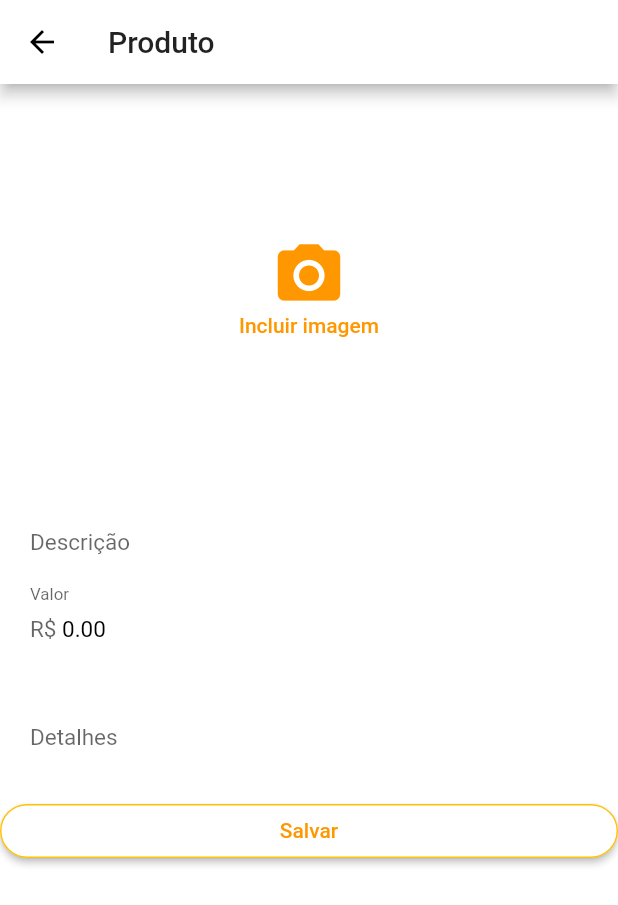
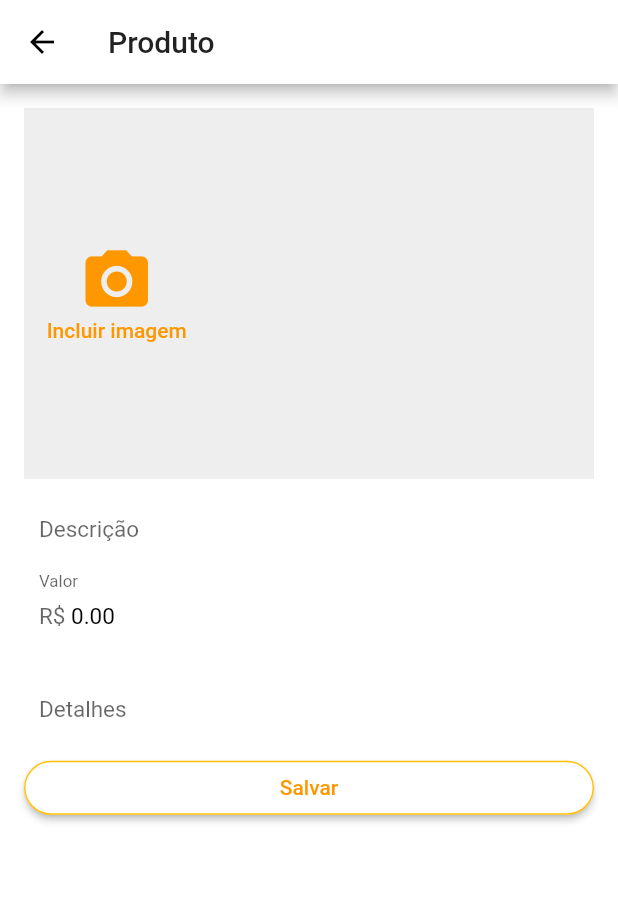
Before and after one commit to EmersonLopes/flutter-catalogo-produto, a Flutter app: the ProdutoCadastroPage screen opened directly, on a phone screen of 412 x 824 dp. Shown: the top 905 px of the screen. Run offline on Flutter 3.47's test engine with Material 2 defaults, Android fonts, the phone set to English and light mode, and no system bars; our stand-ins replace carousel_slider, easy_localization, flutter_mobx, image_picker, mobx, shared_preferences and 2 more; missing offline and left inert: flutter_skeleton; accounts and stored records are empty; generated files the repository leaves out were written again; network calls fail.

Commit message:
Implementado lista de imagens no cadastro de produtos.

```diff
--- a/lib/pages/produto_cadastro_page.dart
+++ b/lib/pages/produto_cadastro_page.dart
@@ -1,5 +1,6 @@
 import 'package:flutter/material.dart';
 import 'package:sticker_fun/models/produto.dart';
+import 'package:sticker_fun/widgets/app_images_field.dart';
 
 class ProdutoCadastroPage extends StatefulWidget {
   final Produto produto;
@@ -44,21 +45,25 @@ class _ProdutoCadastroPageState extends State<ProdutoCadastroPage> {
 
   Body() {
     return SingleChildScrollView(
+      child: Padding(
+        padding: const EdgeInsets.all(16.0),
         child: Column(
+          mainAxisSize: MainAxisSize.max,
           children: <Widget>[
-          IconeTirarFoto(),
+            AppImagesField(),
             Titulo(),
             Valor(),
             Detalhes(),
             BotaoSalvar()
           ],
         ),
+      ),
     );
   }
 
   Titulo() {
     return Padding(
-      padding: EdgeInsets.only(top: 10.0, left: 10.0, right: 10.0),
+      padding: const EdgeInsets.only(top: 10.0),
       child: Container(
         decoration: BoxDecoration(
           color: Colors.white,
@@ -101,7 +106,7 @@ class _ProdutoCadastroPageState extends State<ProdutoCadastroPage> {
 
   Detalhes() {
     return Padding(
-      padding: const EdgeInsets.all(10.0),
+      padding: const EdgeInsets.only(top: 10.0),
       child: TextField(
         controller: _detalhesControl,
         minLines: null,
@@ -137,7 +142,7 @@ class _ProdutoCadastroPageState extends State<ProdutoCadastroPage> {
 
   Valor() {
     return Padding(
-      padding: const EdgeInsets.all(10.0),
+      padding: const EdgeInsets.only(top: 10.0),
       child: TextField(
         controller: _valorController,
         style: TextStyle(
--- /dev/null
+++ b/lib/widgets/app_images_field.dart
@@ -0,0 +1,78 @@
+import 'package:flutter/cupertino.dart';
+import 'package:flutter/material.dart';
+import 'package:transparent_image/transparent_image.dart';
+
+import 'app_image_source_sheet.dart';
+
+class AppImagesField extends StatelessWidget {
+  @override
+  Widget build(BuildContext context) {
+    return FormField<List>(
+      initialValue: [],
+      builder: (FormFieldState field) {
+        return Column(
+          children: <Widget>[
+            Container(
+              color: Colors.grey[200],
+              height: MediaQuery.of(context).size.height * 0.3,
+              child: ListView.builder(
+                scrollDirection: Axis.horizontal,
+                itemCount: field.value.length + 1,
+                itemBuilder: (BuildContext context, int index) {
+                  if (index == field.value.length)
+                    return GestureDetector(
+                      onTap: () {
+                        showModalBottomSheet(
+                            context: context,
+                            builder: ((_) {
+                              return AppimageSourceSheet((file) {
+                                field.didChange(field.value..add(file));
+                              });
+                            }));
+                      },
+                      child: Container(
+                        alignment: Alignment.center,
+                        width: MediaQuery.of(context).size.width * 0.3,
+                        child: Column(
+                          mainAxisAlignment: MainAxisAlignment.center,
+                          children: <Widget>[
+                            Icon(Icons.photo_camera,
+                                size: 50.0,
+                                color: Theme.of(context).primaryColor),
+                            Text(
+                              'Incluir imagem',
+                              style: TextStyle(
+                                  fontWeight: FontWeight.w500,
+                                  color: Theme.of(context).primaryColor),
+                            )
+                          ],
+                        ),
+                      ),
+                    );
+                  return
+                    Stack(
+                      children: <Widget>[
+                        Container(
+//                          margin: EdgeInsets.all(16.0),
+                            padding: const EdgeInsets.all(8.0),
+                            width: MediaQuery.of(context).size.width * 0.7,
+                            child: Image.file(field.value[index], fit: BoxFit.cover)),
+                        Positioned(
+                          top: 1,
+                          left: 1,
+                          child: IconButton(icon: Icon(Icons.delete, color: Colors.black26, size: 32.0,),onPressed: (){},),
+                        )
+                      ],
+                    );
+
+
+
+                },
+              ),
+            )
+          ],
+        );
+      },
+    );
+  }
+}
```
Also changed, not shown: lib/pages/categoria_page.dart (+8 -44 lines), lib/pages/produto_page.dart (+8 -4 lines), lib/widgets/app_image_source_sheet.dart (added, +59 -0 lines). Lines whose indentation alone changed are shown as unchanged.
